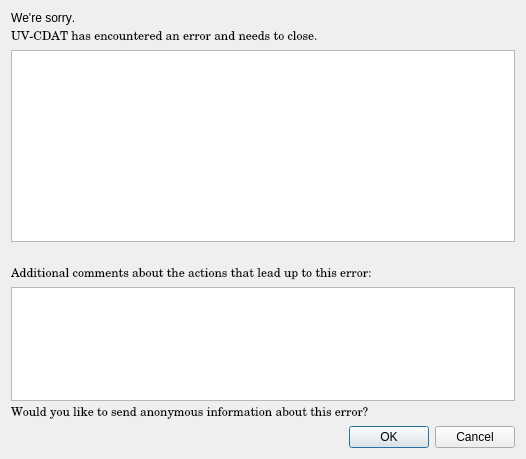
Old version of the form vistrails/gui/uvcdat/reportErrorDialog.ui in the repository CDAT/VisTrails.
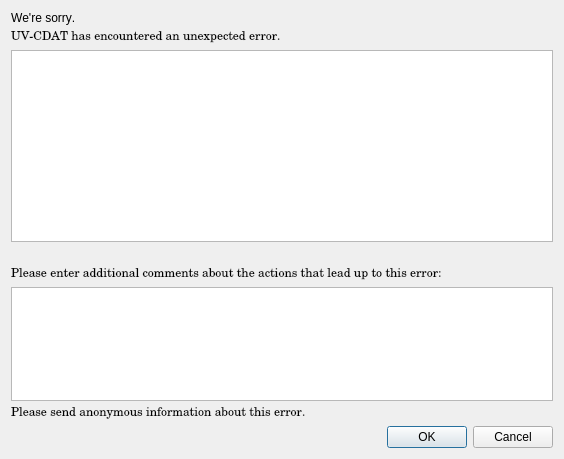
New version of the form.

Commit message: Updates report error dialog message text

Diff of the .ui file:
```diff
--- a/vistrails/gui/uvcdat/reportErrorDialog.ui
+++ b/vistrails/gui/uvcdat/reportErrorDialog.ui
@@ -6,7 +6,7 @@
    <rect>
     <x>0</x>
     <y>0</y>
-    <width>526</width>
+    <width>564</width>
     <height>459</height>
    </rect>
   </property>
@@ -31,7 +31,7 @@
       </font>
      </property>
      <property name="text">
-      <string>UV-CDAT has encountered an error and needs to close.</string>
+      <string>UV-CDAT has encountered an unexpected error.</string>
      </property>
      <property name="textFormat">
       <enum>Qt::AutoText</enum>
@@ -55,6 +55,12 @@
        <height>30</height>
       </size>
      </property>
+     <property name="autoFillBackground">
+      <bool>false</bool>
+     </property>
+     <property name="inputMethodHints">
+      <set>Qt::ImhNone</set>
+     </property>
     </widget>
    </item>
    <item row="7" column="0">
@@ -82,7 +88,7 @@
       </font>
      </property>
      <property name="text">
-      <string>Additional comments about the actions that lead up to this error:</string>
+      <string>Please enter additional comments about the actions that lead up to this error:</string>
      </property>
      <property name="wordWrap">
       <bool>true</bool>
@@ -101,7 +107,7 @@
       </font>
      </property>
      <property name="text">
-      <string>Would you like to send anonymous information about this error?</string>
+      <string>Please send anonymous information about this error.</string>
      </property>
     </widget>
    </item>
```
The commit also changes 1 other file.
